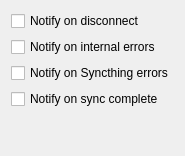
Martchus/syncthingtray, file gui/notificationsoptionpage.ui: the form before one commit.
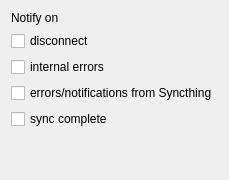
The form after the commit. Icons and pictures are not drawn.

Patch:
```diff
--- a/gui/notificationsoptionpage.ui
+++ b/gui/notificationsoptionpage.ui
@@ -2,43 +2,42 @@
 <ui version="4.0">
  <class>QtGui::NotificationsOptionPage</class>
  <widget class="QWidget" name="QtGui::NotificationsOptionPage">
-  <property name="geometry">
-   <rect>
-    <x>0</x>
-    <y>0</y>
-    <width>175</width>
-    <height>156</height>
-   </rect>
-  </property>
   <property name="windowTitle">
    <string>Notifications</string>
   </property>
   <layout class="QVBoxLayout" name="verticalLayout">
+   <item>
+    <widget class="QLabel" name="notifyOnLabel">
+     <property name="text">
+      <string>Notify on</string>
+     </property>
+    </widget>
+   </item>
    <item>
     <widget class="QCheckBox" name="notifyOnDisconnectCheckBox">
      <property name="text">
-      <string>Notify on disconnect</string>
+      <string>disconnect</string>
      </property>
     </widget>
    </item>
    <item>
     <widget class="QCheckBox" name="notifyOnErrorsCheckBox">
      <property name="text">
-      <string>Notify on internal errors</string>
+      <string>internal errors</string>
      </property>
     </widget>
    </item>
    <item>
     <widget class="QCheckBox" name="showSyncthingNotificationsCheckBox">
      <property name="text">
-      <string>Notify on Syncthing errors</string>
+      <string>errors/notifications from Syncthing</string>
      </property>
     </widget>
    </item>
    <item>
     <widget class="QCheckBox" name="notifyOnSyncCompleteCheckBox">
      <property name="text">
-      <string>Notify on sync complete</string>
+      <string>sync complete</string>
      </property>
     </widget>
    </item>
```
Left out of the diff: 4 changed lines with no effect on the pictures.
